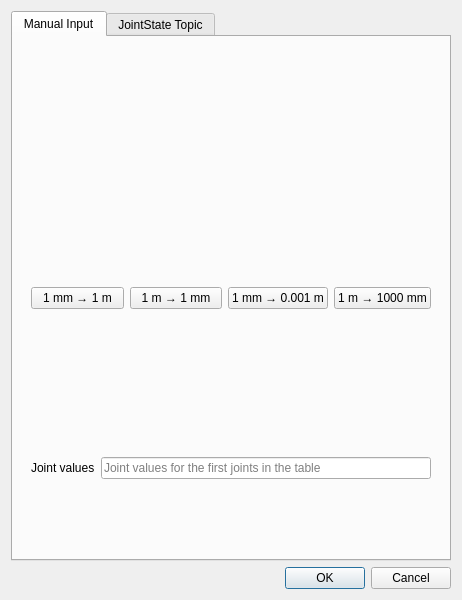
Above: resources/ui/set_joints.ui from galou/freecad.cross before the change. Below: the same form after it.
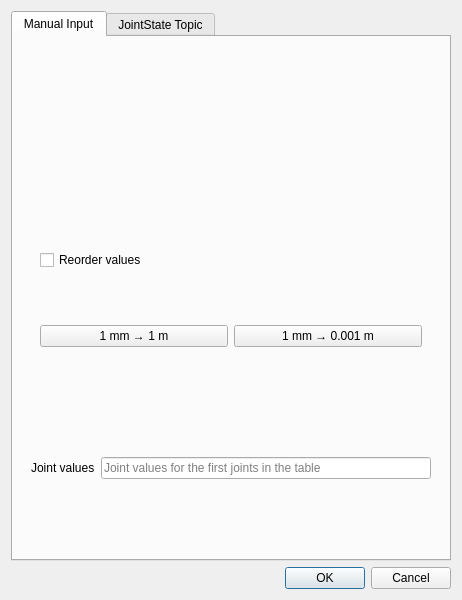
That is the form after the change.

Commit message:
Improve `SetJoints` command
- Add a lock to reorder also values
- Use dynamic buttons to change units

What changed in the file:
```diff
--- a/resources/ui/set_joints.ui
+++ b/resources/ui/set_joints.ui
@@ -31,6 +31,25 @@
        </item>
        <item>
         <widget class="QWidget" name="widget_3" native="true">
+         <layout class="QVBoxLayout" name="verticalLayout_5">
+          <item>
+           <widget class="QWidget" name="widget_5" native="true">
+            <layout class="QHBoxLayout" name="horizontalLayout_4">
+             <item>
+              <widget class="QCheckBox" name="check_box_reorder_values">
+               <property name="toolTip">
+                <string>Activate to reorder values on drag-and-drop</string>
+               </property>
+               <property name="text">
+                <string>Reorder values</string>
+               </property>
+              </widget>
+             </item>
+            </layout>
+           </widget>
+          </item>
+          <item>
+           <widget class="QWidget" name="widget_4" native="true">
          <layout class="QHBoxLayout" name="horizontalLayout_3">
           <item>
            <widget class="QPushButton" name="push_button_xmm_to_xm">
@@ -43,17 +62,7 @@
            </widget>
           </item>
           <item>
-           <widget class="QPushButton" name="push_button_xm_to_xmm">
-            <property name="toolTip">
-             <string>Change units without changing values (to millimeters and degrees)</string>
-            </property>
-            <property name="text">
-             <string>1 m → 1 mm</string>
-            </property>
-           </widget>
-          </item>
-          <item>
-           <widget class="QPushButton" name="push_button_xmm_to_ym">
+              <widget class="QPushButton" name="push_button_unit_x_to_y">
             <property name="toolTip">
              <string>Change units and change values (to meters and radians)</string>
             </property>
@@ -62,14 +71,7 @@
             </property>
            </widget>
           </item>
-          <item>
-           <widget class="QPushButton" name="push_button_xm_to_ymm">
-            <property name="toolTip">
-             <string>Change units and change values (to millimeters and degrees)</string>
-            </property>
-            <property name="text">
-             <string>1 m → 1000 mm</string>
-            </property>
+            </layout>
            </widget>
           </item>
          </layout>
```
Left out of the diff: 2 changed lines with no effect on the pictures. Lines whose indentation alone changed are shown as unchanged. The commit also changes 6 other files.
